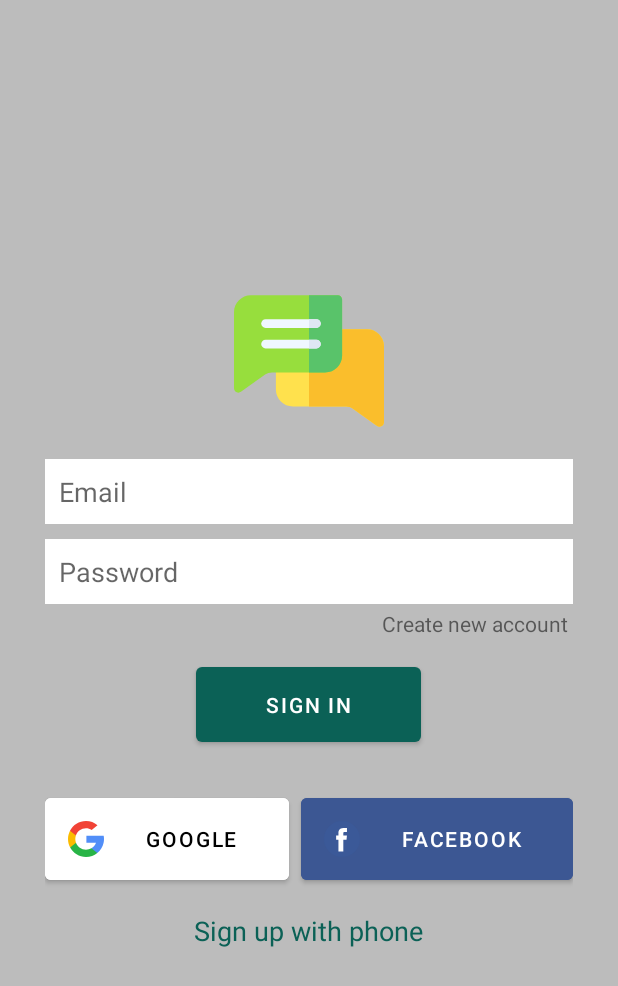
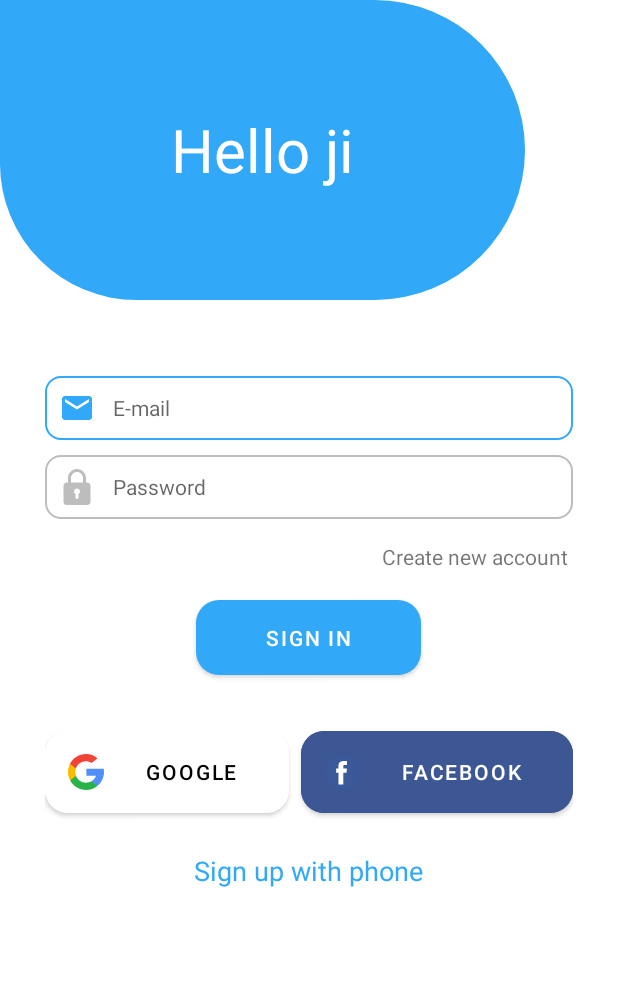
Before and after one commit to mtdagar/HeinJi, an Android app: the screen it shows after launch (SignInActivity), on a phone screen of 412 x 824 dp. Shown: the top 986 px of the screen. Run offline under Robolectric (Android 15) with nearby library versions, the phone set to English and light mode, and no system bars; our stand-ins replace Firebase (no records; nobody signed in at launch, a user with empty details on screens opened directly).

Commit message:
clean af sign up page

```diff
--- a/app/src/main/java/com/example/heinji/SignInActivity.java
+++ b/app/src/main/java/com/example/heinji/SignInActivity.java
@@ -41,6 +41,8 @@ public class SignInActivity extends AppCompatActivity {
         super.onCreate(savedInstanceState);
         binding = ActivitySignInBinding.inflate(getLayoutInflater());
         setContentView(binding.getRoot());
+
+        getWindow().getDecorView().setSystemUiVisibility(View.SYSTEM_UI_FLAG_LIGHT_STATUS_BAR);
 
         getSupportActionBar().hide();
 
--- /dev/null
+++ b/app/src/main/res/drawable/bg_login_banner.xml
@@ -0,0 +1,16 @@
+<?xml version="1.0" encoding="utf-8"?>
+<shape xmlns:android="http://schemas.android.com/apk/res/android">
+    <solid
+        android:color="#31a8f8"
+        />
+    <corners
+        android:topRightRadius="110dp"
+        android:bottomLeftRadius="100dp"
+        android:bottomRightRadius="110dp"
+        />
+    <size
+        android:height="200dp"
+        android:width="350dp"
+        />
+
+</shape>
--- /dev/null
+++ b/app/src/main/res/drawable/custom_email_icon.xml
@@ -0,0 +1,8 @@
+<?xml version="1.0" encoding="utf-8"?>
+<selector xmlns:android="http://schemas.android.com/apk/res/android">
+
+    <item android:state_focused="true" android:drawable="@drawable/ic_email_focused"/>
+
+    <item android:state_focused="false" android:drawable="@drawable/ic_email"/>
+
+</selector>
--- /dev/null
+++ b/app/src/main/res/drawable/custom_input.xml
@@ -0,0 +1,20 @@
+<?xml version="1.0" encoding="utf-8"?>
+<selector xmlns:android="http://schemas.android.com/apk/res/android">
+
+    <item android:state_enabled="true" android:state_focused="true">
+        <shape android:shape="rectangle">
+            <solid android:color="@color/white"/>
+            <corners android:radius="10dp"/>
+            <stroke android:color="@color/colorPrimary" android:width="1dp"/>
+        </shape>
+    </item>
+
+    <item android:state_enabled="true">
+        <shape android:shape="rectangle">
+            <solid android:color="@color/white"/>
+            <corners android:radius="10dp"/>
+            <stroke android:color="@color/darker_gray" android:width="1dp"/>
+        </shape>
+    </item>
+
+</selector>
--- /dev/null
+++ b/app/src/main/res/drawable/custom_lock_icon.xml
@@ -0,0 +1,8 @@
+<?xml version="1.0" encoding="utf-8"?>
+<selector xmlns:android="http://schemas.android.com/apk/res/android">
+
+    <item android:state_focused="true" android:drawable="@drawable/ic_padlock_focused"/>
+
+    <item android:state_focused="false" android:drawable="@drawable/ic_padlock"/>
+
+</selector>
--- /dev/null
+++ b/app/src/main/res/drawable/ic_email.xml
@@ -0,0 +1,9 @@
+<vector xmlns:android="http://schemas.android.com/apk/res/android"
+    android:width="24dp"
+    android:height="24dp"
+    android:viewportWidth="24"
+    android:viewportHeight="24">
+  <path
+      android:fillColor="@android:color/darker_gray"
+      android:pathData="M20,4L4,4c-1.1,0 -1.99,0.9 -1.99,2L2,18c0,1.1 0.9,2 2,2h16c1.1,0 2,-0.9 2,-2L22,6c0,-1.1 -0.9,-2 -2,-2zM20,8l-8,5 -8,-5L4,6l8,5 8,-5v2z"/>
+</vector>
--- /dev/null
+++ b/app/src/main/res/drawable/ic_email_focused.xml
@@ -0,0 +1,9 @@
+<vector xmlns:android="http://schemas.android.com/apk/res/android"
+    android:width="24dp"
+    android:height="24dp"
+    android:viewportWidth="24"
+    android:viewportHeight="24">
+  <path
+      android:fillColor="@color/colorPrimary"
+      android:pathData="M20,4L4,4c-1.1,0 -1.99,0.9 -1.99,2L2,18c0,1.1 0.9,2 2,2h16c1.1,0 2,-0.9 2,-2L22,6c0,-1.1 -0.9,-2 -2,-2zM20,8l-8,5 -8,-5L4,6l8,5 8,-5v2z"/>
+</vector>
--- a/app/src/main/res/drawable/ic_padlock.xml
+++ b/app/src/main/res/drawable/ic_padlock.xml
@@ -1,4 +1,5 @@
 <vector android:height="24dp" android:viewportHeight="24"
     android:viewportWidth="24" android:width="24dp" xmlns:android="http://schemas.android.com/apk/res/android">
-    <path android:fillColor="#FF000000" android:pathData="m18.75,9h-0.75v-3c0,-3.309 -2.691,-6 -6,-6s-6,2.691 -6,6v3h-0.75c-1.24,0 -2.25,1.009 -2.25,2.25v10.5c0,1.241 1.01,2.25 2.25,2.25h13.5c1.24,0 2.25,-1.009 2.25,-2.25v-10.5c0,-1.241 -1.01,-2.25 -2.25,-2.25zM8,6c0,-2.206 1.794,-4 4,-4s4,1.794 4,4v3h-8zM13,16.722v2.278c0,0.552 -0.447,1 -1,1s-1,-0.448 -1,-1v-2.278c-0.595,-0.347 -1,-0.985 -1,-1.722 0,-1.103 0.897,-2 2,-2s2,0.897 2,2c0,0.737 -0.405,1.375 -1,1.722z"/>
+    <path android:fillColor="@color/darker_gray"
+        android:pathData="m18.75,9h-0.75v-3c0,-3.309 -2.691,-6 -6,-6s-6,2.691 -6,6v3h-0.75c-1.24,0 -2.25,1.009 -2.25,2.25v10.5c0,1.241 1.01,2.25 2.25,2.25h13.5c1.24,0 2.25,-1.009 2.25,-2.25v-10.5c0,-1.241 -1.01,-2.25 -2.25,-2.25zM8,6c0,-2.206 1.794,-4 4,-4s4,1.794 4,4v3h-8zM13,16.722v2.278c0,0.552 -0.447,1 -1,1s-1,-0.448 -1,-1v-2.278c-0.595,-0.347 -1,-0.985 -1,-1.722 0,-1.103 0.897,-2 2,-2s2,0.897 2,2c0,0.737 -0.405,1.375 -1,1.722z"/>
 </vector>
--- /dev/null
+++ b/app/src/main/res/drawable/ic_padlock_focused.xml
@@ -0,0 +1,4 @@
+<vector android:height="24dp" android:viewportHeight="24"
+    android:viewportWidth="24" android:width="24dp" xmlns:android="http://schemas.android.com/apk/res/android">
+    <path android:fillColor="@color/colorPrimary" android:pathData="m18.75,9h-0.75v-3c0,-3.309 -2.691,-6 -6,-6s-6,2.691 -6,6v3h-0.75c-1.24,0 -2.25,1.009 -2.25,2.25v10.5c0,1.241 1.01,2.25 2.25,2.25h13.5c1.24,0 2.25,-1.009 2.25,-2.25v-10.5c0,-1.241 -1.01,-2.25 -2.25,-2.25zM8,6c0,-2.206 1.794,-4 4,-4s4,1.794 4,4v3h-8zM13,16.722v2.278c0,0.552 -0.447,1 -1,1s-1,-0.448 -1,-1v-2.278c-0.595,-0.347 -1,-0.985 -1,-1.722 0,-1.103 0.897,-2 2,-2s2,0.897 2,2c0,0.737 -0.405,1.375 -1,1.722z"/>
+</vector>
--- a/app/src/main/res/layout/activity_sign_in.xml
+++ b/app/src/main/res/layout/activity_sign_in.xml
@@ -1,20 +1,43 @@
 <?xml version="1.0" encoding="utf-8"?>
+
 <LinearLayout xmlns:android="http://schemas.android.com/apk/res/android"
     xmlns:app="http://schemas.android.com/apk/res-auto"
     xmlns:tools="http://schemas.android.com/tools"
     android:layout_width="match_parent"
     android:layout_height="match_parent"
     tools:context=".SignInActivity"
-    android:background="@color/grayBackground"
-    android:gravity="center"
+    android:background="@color/white"
     android:orientation="vertical"
     >
+
+    <RelativeLayout android:layout_height="wrap_content" android:layout_width="wrap_content">
+
+    <ImageView
+        android:id="@+id/imageView2"
+        android:layout_width="wrap_content"
+        android:layout_height="wrap_content"
+        app:srcCompat="@drawable/bg_login_banner" />
+
+        <TextView
+            android:id="@+id/myImageViewText"
+            android:layout_width="wrap_content"
+            android:layout_height="wrap_content"
+            android:layout_alignLeft="@+id/imageView2"
+            android:layout_alignTop="@+id/imageView2"
+            android:layout_alignRight="@+id/imageView2"
+            android:layout_alignBottom="@+id/imageView2"
+            android:layout_margin="1dp"
+            android:gravity="center"
+            android:text="Hello ji"
+            android:textSize="40sp"
+            android:textColor="@color/white" />
+    </RelativeLayout>
 
     <LinearLayout
         android:layout_width="match_parent"
         android:layout_height="wrap_content"
         android:layout_marginStart="30dp"
-
+        android:layout_marginTop="35dp"
         android:layout_marginLeft="30dp"
         android:layout_marginRight="30dp"
         android:layout_marginEnd="30dp"
@@ -22,32 +45,32 @@
         android:orientation="vertical">
 
 
-        <ImageView
-            android:id="@+id/imageView"
-            android:layout_width="100dp"
-            android:layout_height="100dp"
-            app:srcCompat="@drawable/chatting_logo" />
-
         <EditText
             android:id="@+id/etEmail"
             android:layout_width="match_parent"
             android:layout_height="wrap_content"
             android:layout_marginTop="15dp"
             android:layout_marginBottom="10dp"
-            android:background="@color/white"
             android:ems="10"
-            android:hint="Email"
+            android:background="@drawable/custom_input"
+            android:drawableStart="@drawable/custom_email_icon"
+            android:drawablePadding="12dp"
             android:inputType="textEmailAddress"
+            android:textSize="14sp"
+            android:hint="E-mail"
             android:padding="9dp" />
 
         <EditText
             android:id="@+id/etPassword"
             android:layout_width="match_parent"
             android:layout_height="wrap_content"
-            android:background="@color/white"
             android:ems="10"
+            android:background="@drawable/custom_input"
+            android:drawableStart="@drawable/custom_lock_icon"
+            android:drawablePadding="12dp"
             android:hint="Password"
             android:inputType="textPassword"
+            android:textSize="14sp"
             android:padding="9dp" />
 
         <TextView
@@ -55,6 +78,7 @@
             android:layout_width="wrap_content"
             android:layout_height="wrap_content"
             android:layout_gravity="right"
+            android:layout_marginTop="12dp"
             android:padding="3dp"
             android:text="Create new account" />
 
@@ -65,7 +89,7 @@
             android:layout_marginTop="10dp"
             android:padding="15dp"
             android:text="Sign in"
-            app:cornerRadius="4dp" />
+            app:cornerRadius="15dp" />
 
         <LinearLayout
             android:layout_width="match_parent"
@@ -84,7 +108,7 @@
                 android:padding="15dp"
                 android:text="Google"
                 android:textColor="@color/black"
-                app:cornerRadius="4dp" />
+                app:cornerRadius="15dp" />
 
             <Button
                 android:id="@+id/btFb"
@@ -96,14 +120,14 @@
                 android:drawableLeft="@drawable/facebook_logo"
                 android:padding="15dp"
                 android:text="Facebook"
-                app:cornerRadius="4dp" />
+                app:cornerRadius="15dp" />
         </LinearLayout>
 
         <TextView
             android:id="@+id/signUpPhone"
             android:layout_width="wrap_content"
             android:layout_height="wrap_content"
-            android:layout_marginTop="15dp"
+            android:layout_marginTop="20dp"
             android:text="Sign up with phone"
             android:textColor="@color/colorPrimary"
             android:textSize="18sp" />
--- a/app/src/main/res/values/colors.xml
+++ b/app/src/main/res/values/colors.xml
@@ -8,9 +8,9 @@
     <color name="black">#FF000000</color>
     <color name="white">#FFFFFFFF</color>
 
-    <color name="colorPrimary">#0b6156</color>
-    <color name="colorPrimaryDark">#095049</color>
-    <color name="colorAccent">#03DAC5</color>
+    <color name="colorPrimary">#31a8f8</color>
+    <color name="colorPrimaryDark">#31a8f8</color>
+    <color name="colorAccent">#73e8ff</color>
 
     <color name="lightGrey">#EDEDED</color>
     <color name="whatsAppColor">#0b6156</color>
@@ -23,4 +23,6 @@
     <color name="settingsIconColor">#0E8374</color>
     <color name="grayBackground">#BCBCBC</color>
     <color name="chatBackground">#AAAAAA</color>
+
+    <color name="darker_gray">#bdbdbd</color>
 </resources>
--- a/app/src/main/res/values/themes.xml
+++ b/app/src/main/res/values/themes.xml
@@ -10,7 +10,7 @@
         <item name="colorSecondaryVariant">@color/teal_700</item>
         <item name="colorOnSecondary">@color/black</item>
         <!-- Status bar color. -->
-        <item name="android:statusBarColor" tools:targetApi="l">?attr/colorPrimaryVariant</item>
+        <item name="android:statusBarColor" tools:targetApi="l">@color/white</item>
         <!-- Customize your theme here. -->
     </style>
 </resources>
```
